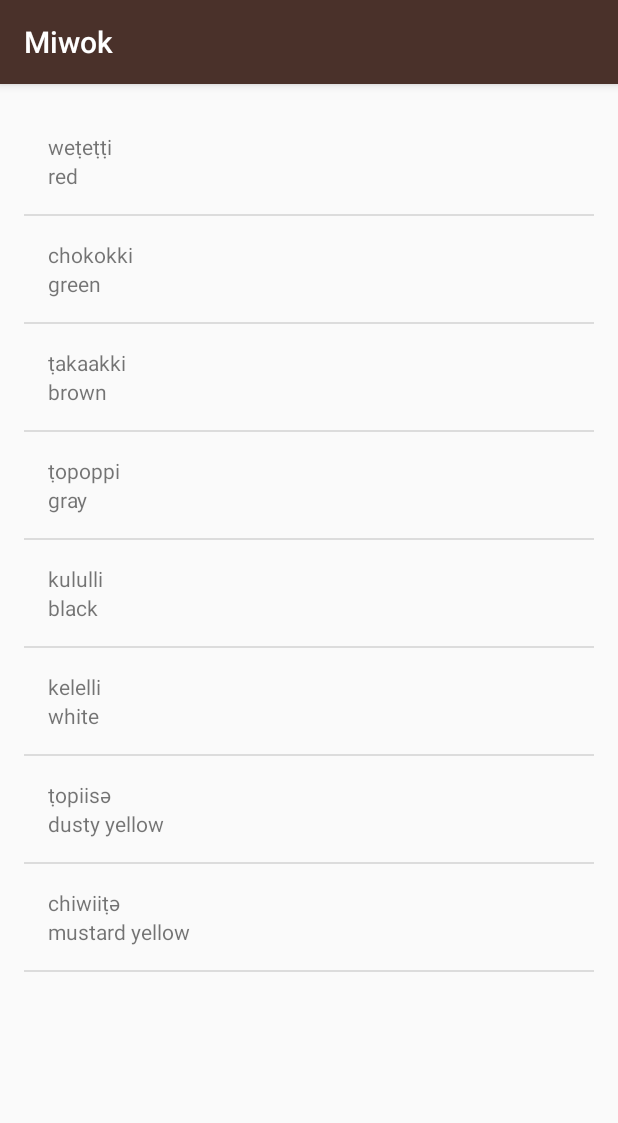
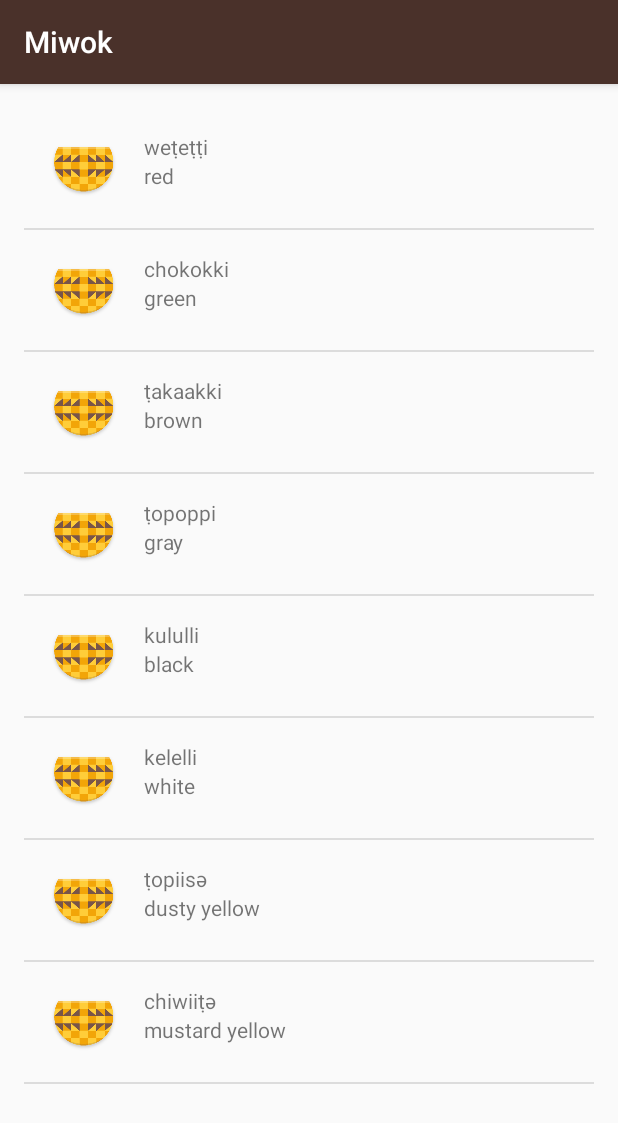
Before and after one commit to kostikov/miwok, an Android app: the ColorsActivity screen opened directly, with no data from a screen before it, on a phone screen of 412 x 824 dp. Shown: the top 1123 px of the screen. Run offline under Robolectric (Android 15) with nearby library versions, the phone set to English and light mode, and no system bars.

Commit message:
Drawable add

```diff
--- a/app/src/main/res/layout/list_layout.xml
+++ b/app/src/main/res/layout/list_layout.xml
@@ -1,21 +1,47 @@
 <?xml version="1.0" encoding="utf-8"?>
 <LinearLayout xmlns:android="http://schemas.android.com/apk/res/android"
+    xmlns:app="http://schemas.android.com/apk/res-auto"
     xmlns:tools="http://schemas.android.com/tools"
     android:layout_width="match_parent"
     android:layout_height="match_parent"
     android:orientation="vertical"
     android:padding="16dp">
 
+    <LinearLayout
+        android:layout_width="match_parent"
+        android:layout_height="wrap_content"
+        android:orientation="horizontal">
+
+
+        <ImageView
+            android:id="@+id/imageView"
+            android:layout_width="wrap_content"
+            android:layout_height="wrap_content"
+            android:paddingRight="16dp"
+            app:srcCompat="@mipmap/ic_launcher" />
+
+        <LinearLayout
+            android:layout_width="wrap_content"
+            android:layout_height="wrap_content"
+            android:orientation="vertical">
+
             <TextView
                 android:id="@+id/textViewMiwokTranslation"
                 android:layout_width="wrap_content"
                 android:layout_height="wrap_content"
+                android:layout_toRightOf="@id/imageView"
                 tools:text="lutti" />
 
             <TextView
                 android:id="@+id/textViewDefaultTranslation"
                 android:layout_width="wrap_content"
                 android:layout_height="wrap_content"
+                android:layout_below="@id/textViewMiwokTranslation"
+                android:layout_toRightOf="@id/imageView"
                 tools:text="one" />
 
         </LinearLayout>
+
+    </LinearLayout>
+
+</LinearLayout>
```
Also changed, not shown: app/src/main/res/layout/list_layout_relative.xml (added, +38 -0 lines). Lines whose indentation alone changed are shown as unchanged.
